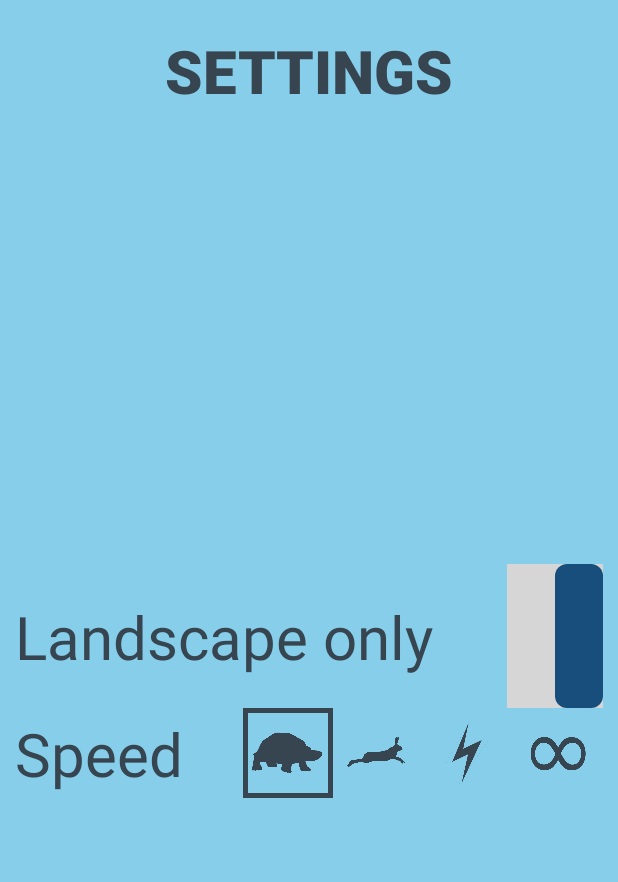
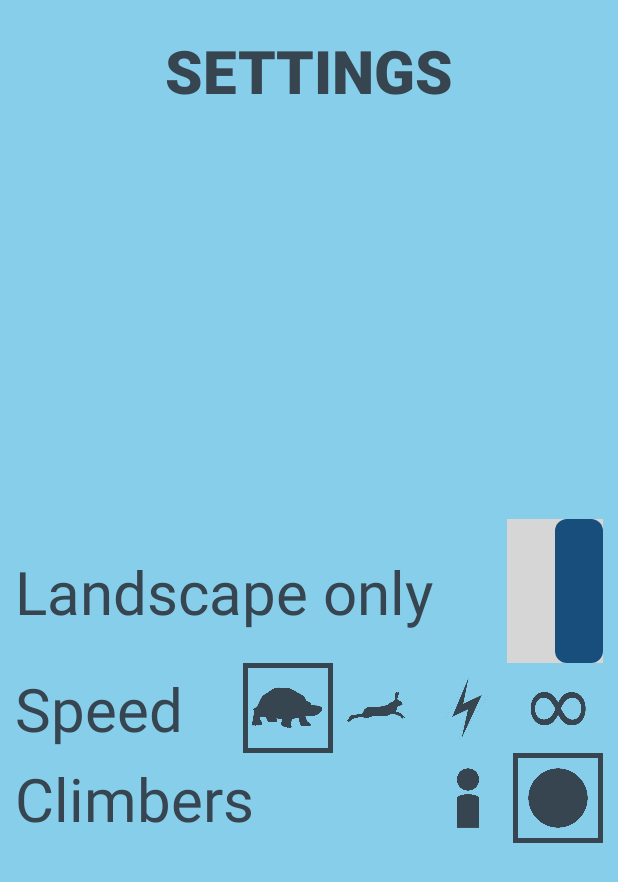
Before and after one commit to smjcrane/Mountain-Climbers, an Android app: the SettingsActivity screen opened directly, with no data from a screen before it, on a phone screen of 412 x 824 dp. Shown: the top 882 px of the screen. Run offline under Robolectric (Android 15) with nearby library versions, the light colour scheme and no system bars.

Commit message:
you can change the shape of the climbers in settings

```diff
--- a/app/src/main/java/com/example/mountainclimbers/SettingsActivity.java
+++ b/app/src/main/java/com/example/mountainclimbers/SettingsActivity.java
@@ -21,11 +21,13 @@ public class SettingsActivity extends AppCompatActivity {
     public static final String PREFERENCES = "preferences";
     public static final String SPEED = "speed";
     public static final String LANDSCAPE_LOCKED = "landscape_locked";
+    public static final String CLIMBER_APPEARANCE = "climberappearance";
 
     private Switch landscapeLockSwitch;
     private SharedPreferences preferences;
     private SharedPreferences.Editor editor;
     private ImageView imageTortoise, imageHare, imageLightning, imageInfinity;
+    private ImageView imageCircle, imagePeg;
 
     private int speed;
     private boolean isLandscapeLocked;
@@ -43,7 +45,20 @@ public class SettingsActivity extends AppCompatActivity {
         imageLightning = findViewById(R.id.speedImageLightning);
         imageInfinity = findViewById(R.id.speedImageInfinity);
 
+        imageCircle = findViewById(R.id.climberImageCircle);
+        imagePeg = findViewById(R.id.climberImagePeg);
+
         final Drawable selected = getDrawable(R.drawable.rectangle_border);
+
+        landscapeLockSwitch = findViewById(R.id.settingsLandscapeSwitch);
+        isLandscapeLocked = preferences.getBoolean(LANDSCAPE_LOCKED, true);
+        landscapeLockSwitch.setChecked(isLandscapeLocked);
+        landscapeLockSwitch.setOnCheckedChangeListener(new CompoundButton.OnCheckedChangeListener() {
+            @Override
+            public void onCheckedChanged(CompoundButton buttonView, boolean isChecked) {
+                editor.putBoolean(LANDSCAPE_LOCKED, isChecked);
+            }
+        });
 
         imageTortoise.setOnClickListener(new View.OnClickListener() {
             @Override
@@ -110,15 +125,35 @@ public class SettingsActivity extends AppCompatActivity {
                 break;
         }
 
-        landscapeLockSwitch = findViewById(R.id.settingsLandscapeSwitch);
-        isLandscapeLocked = preferences.getBoolean(LANDSCAPE_LOCKED, true);
-        landscapeLockSwitch.setChecked(isLandscapeLocked);
-        landscapeLockSwitch.setOnCheckedChangeListener(new CompoundButton.OnCheckedChangeListener() {
+        imageCircle.setOnClickListener(new View.OnClickListener() {
             @Override
-            public void onCheckedChanged(CompoundButton buttonView, boolean isChecked) {
-                editor.putBoolean(LANDSCAPE_LOCKED, isChecked);
+            public void onClick(View v) {
+                imageCircle.setBackground(selected);
+                imagePeg.setBackground(null);
+                editor.putInt(CLIMBER_APPEARANCE, 0);
             }
         });
+
+        imagePeg.setOnClickListener(new View.OnClickListener() {
+            @Override
+            public void onClick(View v) {
+                imageCircle.setBackground(null);
+                imagePeg.setBackground(selected);
+                editor.putInt(CLIMBER_APPEARANCE, 1);
+            }
+        });
+
+        int climberAppearance = preferences.getInt(CLIMBER_APPEARANCE, 0);
+        switch (climberAppearance){
+            case 0:
+                imageCircle.callOnClick();
+                break;
+            case 1:
+                imagePeg.callOnClick();
+                break;
+        }
+
+
     }
 
     @Override
--- a/app/src/main/res/layout/activity_settings.xml
+++ b/app/src/main/res/layout/activity_settings.xml
@@ -98,6 +98,37 @@
 
         </android.support.constraint.ConstraintLayout>
 
+        <android.support.constraint.ConstraintLayout
+            android:layout_width="match_parent"
+            android:layout_height="wrap_content">
+
+            <TextView
+                android:text="Climbers"
+                android:layout_width="wrap_content"
+                android:layout_height="wrap_content"
+                app:layout_constraintTop_toTopOf="parent"
+                app:layout_constraintBottom_toBottomOf="parent"
+                app:layout_constraintLeft_toLeftOf="parent"/>
+
+            <ImageView
+                android:id="@+id/climberImageCircle"
+                android:src="@drawable/circle"
+                style="@style/speedSelectImage"
+                app:layout_constraintRight_toRightOf="parent"
+                app:layout_constraintTop_toTopOf="parent"
+                app:layout_constraintBottom_toBottomOf="parent" />
+
+            <ImageView
+                android:id="@+id/climberImagePeg"
+                android:src="@drawable/peg_person"
+                style="@style/speedSelectImage"
+                app:layout_constraintRight_toLeftOf="@+id/climberImageCircle"
+                app:layout_constraintTop_toTopOf="parent"
+                app:layout_constraintBottom_toBottomOf="parent" />
+
+
+        </android.support.constraint.ConstraintLayout>
+
     </LinearLayout>
 
 </android.support.constraint.ConstraintLayout>
```
Also changed, not shown: app/src/main/java/com/example/mountainclimbers/MountainView.java (+19 -10 lines), app/src/main/res/drawable/circle.png (added), app/src/main/res/drawable/peg_person.png (added).
